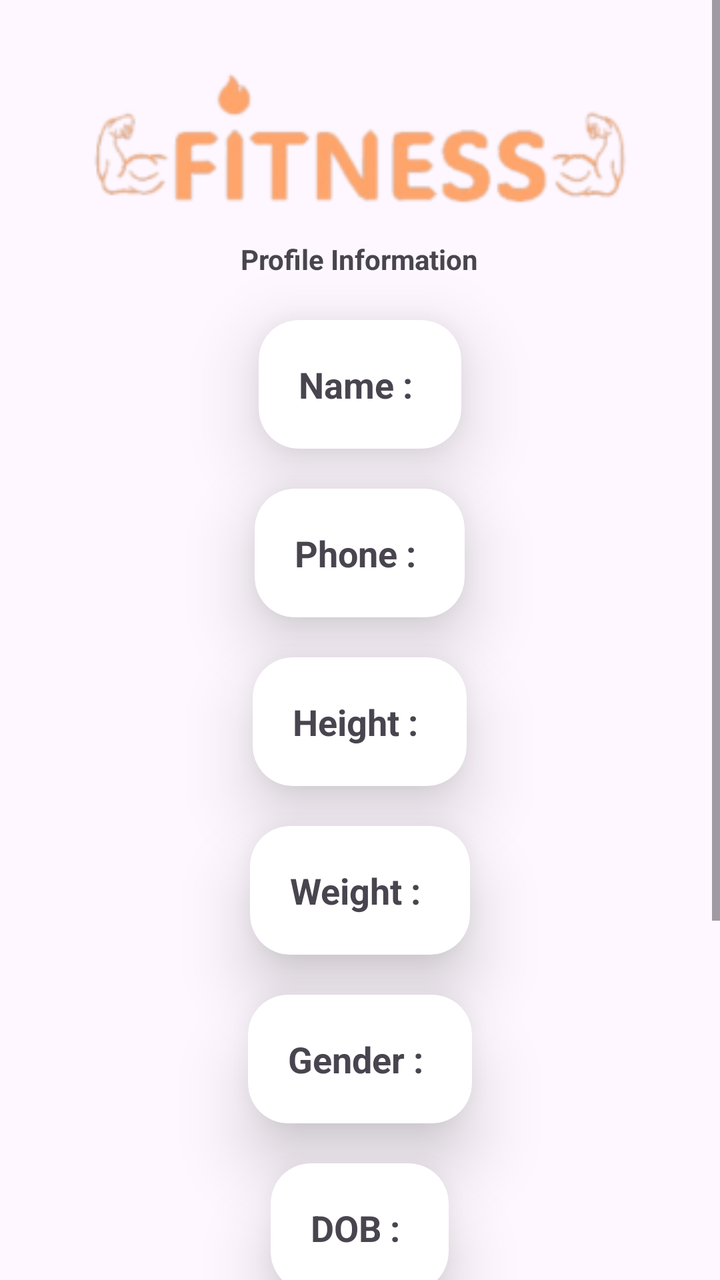
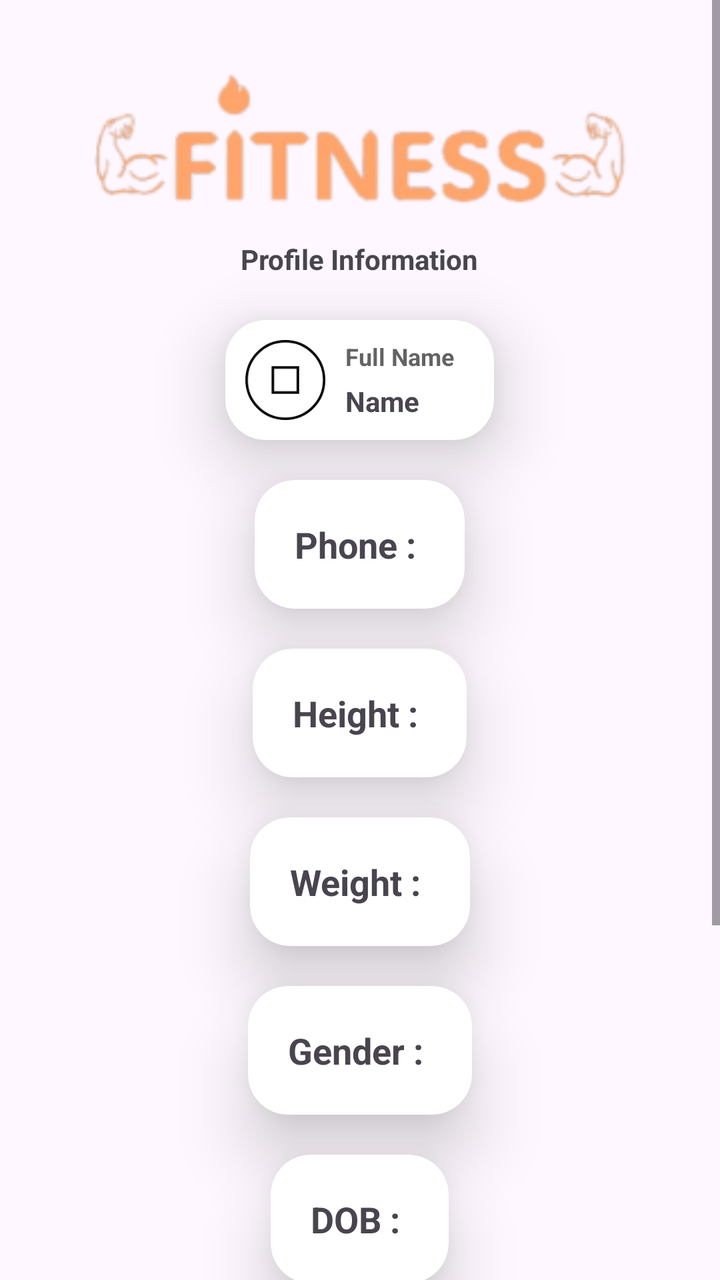

An Android layout rendered at two revisions. The XML below is the earlier revision; the diff shows what the commit changed to produce the second picture.
<!-- AndroidManifest.xml: application theme Theme.VitalizeMe -->
<!-- res/layout/fragment_profile.xml -->
<?xml version="1.0" encoding="utf-8"?>
<ScrollView xmlns:android="http://schemas.android.com/apk/res/android"
    xmlns:app="http://schemas.android.com/apk/res-auto"
    xmlns:tools="http://schemas.android.com/tools"
    android:layout_width="match_parent"
    android:layout_height="match_parent"
    android:orientation="vertical"
    tools:context=".view.main.ProfileFragment">

    <LinearLayout
        android:layout_width="match_parent"
        android:gravity="center"
        android:layout_height="wrap_content"
        android:orientation="vertical"
       >

        <RelativeLayout
            android:layout_width="wrap_content"
            android:layout_height="150dp">

            <ImageView
                android:id="@+id/imageView"
                android:layout_width="match_parent"
                android:layout_height="150dp"
                android:scaleType="centerCrop"
                android:src="@drawable/fitness1" />

            <TextView
                android:layout_width="wrap_content"
                android:layout_height="wrap_content"
                android:layout_centerHorizontal="true"
                android:layout_marginTop="120dp"
                android:text="Profile Information"
                android:textStyle="bold" />
        </RelativeLayout>


        <androidx.cardview.widget.CardView
            android:layout_width="wrap_content"
            android:layout_height="wrap_content"
            android:layout_marginVertical="10dp"
            app:cardCornerRadius="20dp"
            app:cardElevation="20dp">

            <LinearLayout
                android:layout_width="wrap_content"
                android:layout_height="wrap_content"
                android:orientation="horizontal"
                android:padding="20dp">


                <TextView
                    android:layout_width="wrap_content"
                    android:layout_height="wrap_content"
                    android:text="Name : "
                    android:textSize="18sp"
                    android:textStyle="bold" />

                <TextView
                    android:id="@+id/name"
                    android:layout_width="wrap_content"
                    android:layout_height="wrap_content"
                    android:textSize="18dp" />
            </LinearLayout>
        </androidx.cardview.widget.CardView>


        <androidx.cardview.widget.CardView
            android:layout_width="wrap_content"
            android:layout_height="wrap_content"
            android:layout_marginVertical="10dp"
            app:cardCornerRadius="20dp"
            app:cardElevation="20dp">

            <LinearLayout
                android:layout_width="wrap_content"
                android:layout_height="wrap_content"
                android:orientation="horizontal"
                android:padding="20dp">


                <TextView
                    android:layout_width="wrap_content"
                    android:layout_height="wrap_content"
                    android:text="Phone : "
                    android:textSize="18sp"
                    android:textStyle="bold" />

                <TextView
                    android:id="@+id/phone"
                    android:layout_width="wrap_content"
                    android:layout_height="wrap_content"
                    android:textSize="18dp" />
            </LinearLayout>
        </androidx.cardview.widget.CardView>

        <androidx.cardview.widget.CardView
            android:layout_width="wrap_content"
            android:layout_height="wrap_content"
            android:layout_marginVertical="10dp"
            app:cardCornerRadius="20dp"
            app:cardElevation="20dp">

            <LinearLayout
                android:layout_width="wrap_content"
                android:layout_height="wrap_content"
                android:orientation="horizontal"
                android:padding="20dp">


                <TextView
                    android:layout_width="wrap_content"
                    android:layout_height="wrap_content"
                    android:text="Height : "
                    android:textSize="18sp"
                    android:textStyle="bold" />

                <TextView
                    android:id="@+id/height"
                    android:layout_width="wrap_content"
                    android:layout_height="wrap_content"
                    android:textSize="18dp" />
            </LinearLayout>
        </androidx.cardview.widget.CardView>


        <androidx.cardview.widget.CardView
            android:layout_width="wrap_content"
            android:layout_height="wrap_content"
            android:layout_marginVertical="10dp"
            app:cardCornerRadius="20dp"
            app:cardElevation="20dp">

            <LinearLayout
                android:layout_width="wrap_content"
                android:layout_height="wrap_content"
                android:orientation="horizontal"
                android:padding="20dp">


                <TextView
                    android:layout_width="wrap_content"
                    android:layout_height="wrap_content"
                    android:text="Weight : "
                    android:textSize="18sp"
                    android:textStyle="bold" />

                <TextView
                    android:id="@+id/weight"
                    android:layout_width="wrap_content"
                    android:layout_height="wrap_content"
                    android:textSize="18dp" />
            </LinearLayout>
        </androidx.cardview.widget.CardView>

        <androidx.cardview.widget.CardView
            android:layout_width="wrap_content"
            android:layout_height="wrap_content"
            android:layout_marginVertical="10dp"
            app:cardCornerRadius="20dp"
            app:cardElevation="20dp">

            <LinearLayout
                android:layout_width="wrap_content"
                android:layout_height="wrap_content"
                android:orientation="horizontal"
                android:padding="20dp">


                <TextView
                    android:layout_width="wrap_content"
                    android:layout_height="wrap_content"
                    android:text="Gender : "
                    android:textSize="18sp"
                    android:textStyle="bold" />

                <TextView
                    android:id="@+id/gender"
                    android:layout_width="wrap_content"
                    android:layout_height="wrap_content"
                    android:textSize="18dp" />
            </LinearLayout>
        </androidx.cardview.widget.CardView>

        <androidx.cardview.widget.CardView
            android:layout_width="wrap_content"
            android:layout_height="wrap_content"
            android:layout_marginVertical="10dp"
            app:cardCornerRadius="20dp"
            app:cardElevation="20dp">

            <LinearLayout
                android:layout_width="wrap_content"
                android:layout_height="wrap_content"
                android:orientation="horizontal"
                android:padding="20dp">


                <TextView
                    android:layout_width="wrap_content"
                    android:layout_height="wrap_content"
                    android:text="DOB : "
                    android:textSize="18sp"
                    android:textStyle="bold" />

                <TextView
                    android:id="@+id/dob"
                    android:layout_width="wrap_content"
                    android:layout_height="wrap_content"
                    android:textSize="18dp" />
            </LinearLayout>
        </androidx.cardview.widget.CardView>

        <androidx.appcompat.widget.AppCompatButton
            android:id="@+id/user"
            android:layout_width="match_parent"
            android:layout_height="wrap_content"
            android:layout_marginHorizontal="100dp"
            android:layout_marginVertical="20dp"
            android:background="@drawable/rounded_btn"
            android:backgroundTint="?attr/colorPrimary"
            android:padding="20dp"
            android:text="edit user"
            android:textColor="@color/white"
            android:textSize="18sp"
            android:textStyle="bold" />

        <androidx.appcompat.widget.AppCompatButton
            android:id="@+id/signout"
            android:layout_width="match_parent"
            android:layout_height="wrap_content"
            android:layout_marginHorizontal="100dp"
            android:background="@drawable/rounded_btn"
            android:backgroundTint="?attr/colorPrimary"
            android:padding="20dp"
            android:text="Signout"
            android:textColor="@color/white"
            android:textSize="18sp"
            android:textStyle="bold"
            android:layout_marginBottom="65dp"/>
    </LinearLayout>

</ScrollView>
<!-- resources referenced by this layout -->
<resources>
  <color name="white">#FFFFFFFF</color>
  <!-- drawable fitness1: png bitmap (drawable, 16220 bytes) -->
  <!-- drawable rounded_btn (drawable) -->
  <?xml version="1.0" encoding="utf-8"?>
  <shape xmlns:android="http://schemas.android.com/apk/res/android"
      android:shape="rectangle">
      <corners android:radius="20dp"/>
      <size android:height="20dp" android:width="20dp"/>
  </shape>
  <style name="Theme.VitalizeMe" parent="Base.Theme.VitalizeMe" />
  <style name="Base.Theme.VitalizeMe" parent="Theme.Material3.DayNight.NoActionBar">
          
          <item name="colorPrimary">@color/primary</item>
          <item name="colorAccent">@color/accent</item>
          <item name="backgroundColor">@color/background</item>
          <item name="colorSecondary">@color/secondary</item>
          <item name="android:statusBarColor">@color/black</item>
      </style>
  <color name="primary">#FF9D3D</color>
  <color name="accent">#FEEE91</color>
  <color name="background">#F5F3F8</color>
  <color name="secondary">#FFBD73</color>
  <color name="black">#FF000000</color>
</resources>

<!-- the commit's change to res/layout/fragment_profile.xml (unified diff, before → after) -->
@@ -9,10 +9,9 @@
 
     <LinearLayout
         android:layout_width="match_parent"
+        android:layout_height="wrap_content"
         android:gravity="center"
-        android:layout_height="wrap_content"
-        android:orientation="vertical"
-       >
+        android:orientation="vertical">
 
         <RelativeLayout
             android:layout_width="wrap_content"
@@ -42,26 +41,43 @@
             app:cardCornerRadius="20dp"
             app:cardElevation="20dp">
 
-            <LinearLayout
-                android:layout_width="wrap_content"
-                android:layout_height="wrap_content"
-                android:orientation="horizontal"
-                android:padding="20dp">
-
-
-                <TextView
-                    android:layout_width="wrap_content"
-                    android:layout_height="wrap_content"
-                    android:text="Name : "
-                    android:textSize="18sp"
-                    android:textStyle="bold" />
-
-                <TextView
-                    android:id="@+id/name"
-                    android:layout_width="wrap_content"
-                    android:layout_height="wrap_content"
-                    android:textSize="18dp" />
-            </LinearLayout>
+            <RelativeLayout
+                android:layout_width="wrap_content"
+                android:layout_height="wrap_content"
+                android:padding="10dp">
+
+                <ImageView
+                    android:id="@+id/imageView2"
+                    android:layout_width="40dp"
+                    android:layout_height="40dp"
+                    android:layout_alignParentStart="true"
+                    android:layout_centerVertical="true"
+                    android:src="@drawable/stop_button" />
+
+                <TextView
+                    android:id="@+id/namehint"
+                    android:layout_width="wrap_content"
+                    android:layout_height="wrap_content"
+                    android:layout_marginHorizontal="10dp"
+                    android:layout_toEndOf="@id/imageView2"
+                    android:text="Full Name"
+                    android:textColor="#C2323232"
+                    android:textSize="12sp"
+                    android:textStyle="bold" />
+
+               <TextView
+                   android:id="@+id/name"
+                    android:layout_width="wrap_content"
+                    android:layout_height="wrap_content"
+                    android:layout_alignParentBottom="true"
+                    android:layout_marginHorizontal="10dp"
+                    android:layout_toEndOf="@id/imageView2"
+                    android:text="Name"
+                    android:textStyle="bold" />
+
+            </RelativeLayout>
+
+
         </androidx.cardview.widget.CardView>
 
 
@@ -230,14 +246,14 @@
             android:layout_width="match_parent"
             android:layout_height="wrap_content"
             android:layout_marginHorizontal="100dp"
+            android:layout_marginBottom="65dp"
             android:background="@drawable/rounded_btn"
             android:backgroundTint="?attr/colorPrimary"
             android:padding="20dp"
             android:text="Signout"
             android:textColor="@color/white"
             android:textSize="18sp"
-            android:textStyle="bold"
-            android:layout_marginBottom="65dp"/>
+            android:textStyle="bold" />
     </LinearLayout>
 
 </ScrollView>
<!-- resource entries referenced after the edit -->
@@ -9,6 +9,23 @@
       <corners android:radius="20dp"/>
       <size android:height="20dp" android:width="20dp"/>
   </shape>
+  <!-- drawable stop_button (drawable) -->
+  <vector xmlns:android="http://schemas.android.com/apk/res/android"
+      android:width="800dp"
+      android:height="800dp"
+      android:viewportWidth="64"
+      android:viewportHeight="64">
+    <path
+        android:pathData="M22,22h20v20h-20z"
+        android:strokeWidth="2"
+        android:fillColor="#00000000"
+        android:strokeColor="#000000"/>
+    <path
+        android:pathData="M53.92,10.081c12.107,12.105 12.107,31.732 0,43.838c-12.106,12.108 -31.734,12.108 -43.839,0c-12.107,-12.105 -12.107,-31.732 0,-43.838C22.186,-2.027 41.813,-2.027 53.92,10.081z"
+        android:strokeWidth="2"
+        android:fillColor="#00000000"
+        android:strokeColor="#000000"/>
+  </vector>
   <style name="Theme.VitalizeMe" parent="Base.Theme.VitalizeMe" />
   <style name="Base.Theme.VitalizeMe" parent="Theme.Material3.DayNight.NoActionBar">
           
